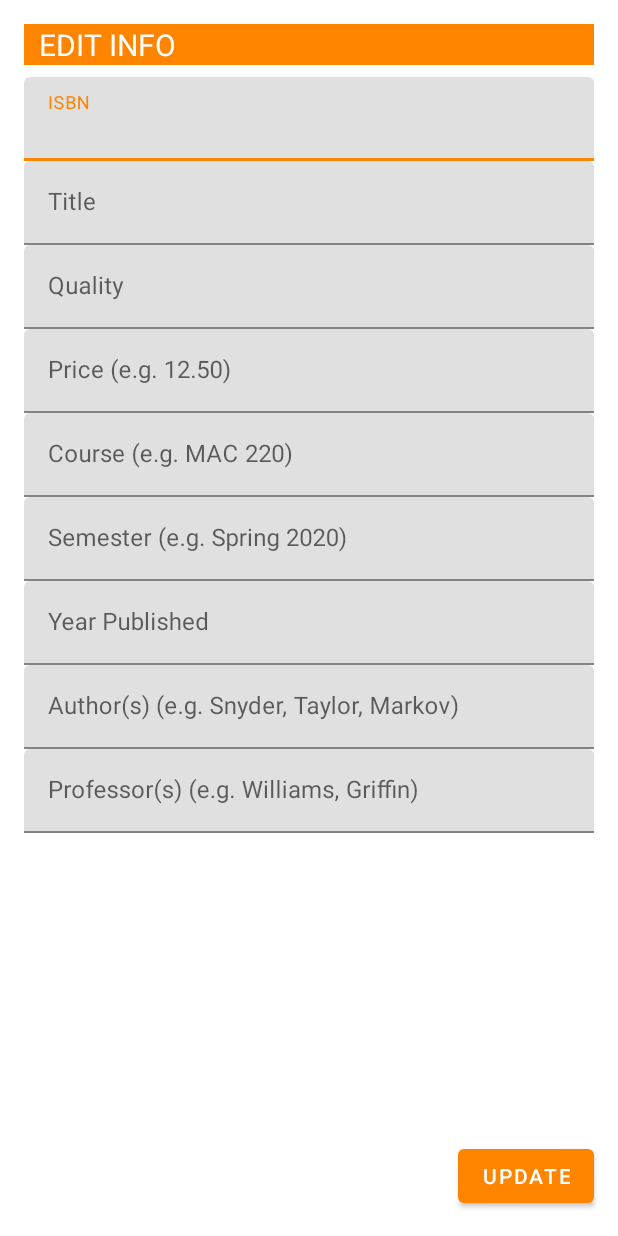
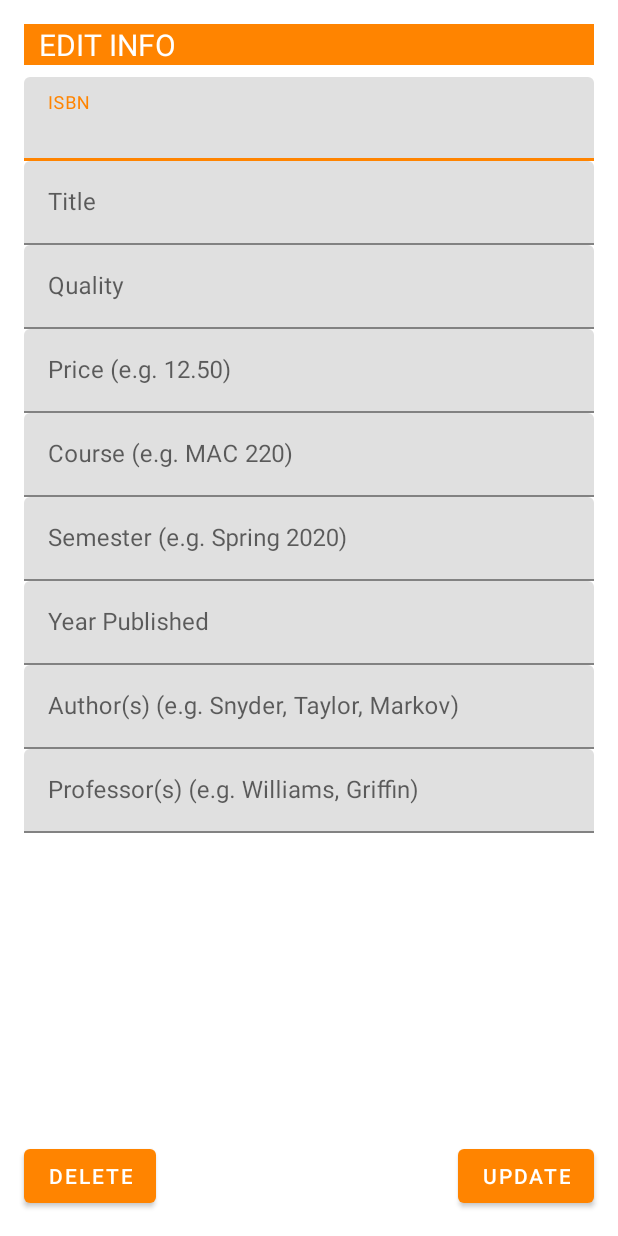
Before and after one commit to annakim2022/Oxy-Book-Exchange, an Android app: the EditActivity screen opened directly, with no data from a screen before it, on a phone screen of 412 x 824 dp. Run offline under Robolectric (Android 15) with nearby library versions, the phone set to English and light mode, and no system bars; our stand-ins replace Volley; libraries missing offline, so code that uses them is left out: com.loopj.android, cz.msebera.android.

Commit message:
delete listing w/ bugs

```diff
--- a/app/src/main/java/com/example/oxybookexchange/EditActivity.java
+++ b/app/src/main/java/com/example/oxybookexchange/EditActivity.java
@@ -34,7 +34,7 @@ import cz.msebera.android.httpclient.Header;
 public class EditActivity extends AppCompatActivity {
     private TextInputEditText input_isbn, input_title, input_quality, input_price, input_course, input_semester, input_professors, input_authors, input_yearPublished;
     private String ISBN, title, authors, yearPublished, quality, price, course, semester, professors;
-    private Button button_update;
+    private Button button_update, button_delete;
 
     @Override
     protected void onCreate(@Nullable Bundle savedInstanceState) {
@@ -129,12 +129,52 @@ public class EditActivity extends AppCompatActivity {
                         }
                     };
                     MyRequestQueue.add(MyStringRequest);
-
                     returnToMenu(email);
                 }
                 else {
                     Toast.makeText(EditActivity.this, "Please fill in all sections.", Toast.LENGTH_LONG).show();
                 }}
+        });
+
+        button_delete = findViewById(R.id.button_delete);
+        button_delete.setOnClickListener(new View.OnClickListener() {
+            @Override
+            public void onClick(View v) {
+
+                    String url = "http://134.69.236.202:3308/deletelisting";
+                    StringRequest MyStringRequest = new StringRequest(Request.Method.POST, url, new Response.Listener<String>() {
+                        @Override
+                        public void onResponse(String response) {
+                            //This code is executed if the server responds, whether or not the response contains data.
+                            //The String 'response' contains the server's response.
+                        }
+                    }, new Response.ErrorListener() { //Create an error listener to handle errors appropriately.
+                        @Override
+                        public void onErrorResponse(VolleyError error) {
+                            //This code is executed if there is an error.
+                        }
+                    }) {
+                        protected Map<String, String> getParams() {
+                            Map<String, String> MyData = new HashMap<String, String>();
+                            MyData.put("listingID", listingID); //Add the data you'd like to send to the server.
+//                            MyData.put("userEmail", email);
+//                            MyData.put("ISBN", ISBN);
+//                            MyData.put("title", title);
+//                            MyData.put("quality", quality);
+//                            MyData.put("price", price);
+//                            MyData.put("course", course);
+//                            MyData.put("semester", semester);
+//                            MyData.put("yearPublished", yearPublished);
+//                            MyData.put("authors", authors);
+//                            MyData.put("professors", professors);
+                            return MyData;
+                        }
+                    };
+                    MyRequestQueue.add(MyStringRequest);
+                    Toast.makeText(EditActivity.this, "Success!", Toast.LENGTH_LONG).show();
+                    returnToMenu(email);
+
+                }
         });
 
     }
--- a/app/src/main/java/com/example/oxybookexchange/InfoActivity.java
+++ b/app/src/main/java/com/example/oxybookexchange/InfoActivity.java
@@ -40,7 +40,6 @@ public class InfoActivity extends AppCompatActivity {
     protected void onCreate(@Nullable Bundle savedInstanceState) {
         super.onCreate(savedInstanceState);
         setContentView(R.layout.activity_info);
-        AsyncHttpClient client = new AsyncHttpClient();
 
         Intent intent = getIntent();
 
--- a/app/src/main/java/com/example/oxybookexchange/ListingsActivity.java
+++ b/app/src/main/java/com/example/oxybookexchange/ListingsActivity.java
@@ -263,7 +263,7 @@ public class ListingsActivity extends AppCompatActivity {
                 }
 
                 // Showing selected spinner item
-                Toast.makeText(parent.getContext(), "Selected: " + item, Toast.LENGTH_LONG).show();
+//                Toast.makeText(parent.getContext(), "Selected: " + item, Toast.LENGTH_LONG).show();
             }
 
             public void onNothingSelected(AdapterView<?> arg0) {
--- a/app/src/main/java/com/example/oxybookexchange/MenuActivity.java
+++ b/app/src/main/java/com/example/oxybookexchange/MenuActivity.java
@@ -179,7 +179,6 @@ public class MenuActivity extends AppCompatActivity {
         authors = new ArrayList<>();
         professors = new ArrayList<>();
 
-
         Log.e("MENU", email);
         String api_url = "http://134.69.236.202:3308/listings/" + email;
 
@@ -217,6 +216,7 @@ public class MenuActivity extends AppCompatActivity {
                             intent.putExtra("yearPublished", yearPublished);
                             intent.putExtra("authors", authors);
                             intent.putExtra("professors", professors);
+                            intent.putExtra("email", email);
                             startActivity(intent);
 
                         } catch (JSONException e) {
--- a/app/src/main/res/layout/activity_edit.xml
+++ b/app/src/main/res/layout/activity_edit.xml
@@ -1,6 +1,7 @@
 <?xml version="1.0" encoding="utf-8"?>
 <androidx.constraintlayout.widget.ConstraintLayout xmlns:android="http://schemas.android.com/apk/res/android"
     xmlns:app="http://schemas.android.com/apk/res-auto"
+    xmlns:tools="http://schemas.android.com/tools"
     android:layout_width="match_parent"
     android:layout_height="match_parent">
 
@@ -23,14 +24,16 @@
         app:layout_constraintTop_toTopOf="parent" />
 
     <ScrollView
+        android:id="@+id/scrollView2"
         android:layout_width="0dp"
         android:layout_height="0dp"
         android:layout_marginBottom="4dp"
         app:layout_constraintBottom_toTopOf="@+id/button_update"
         app:layout_constraintEnd_toEndOf="parent"
-        app:layout_constraintHorizontal_bias="1.0"
+        app:layout_constraintHorizontal_bias="0.0"
         app:layout_constraintStart_toStartOf="parent"
-        app:layout_constraintTop_toBottomOf="@+id/textView_moreInfo">
+        app:layout_constraintTop_toBottomOf="@+id/textView_moreInfo"
+        app:layout_constraintVertical_bias="1.0">
 
         <LinearLayout
             android:layout_width="match_parent"
@@ -160,4 +163,15 @@
         app:layout_constraintBottom_toBottomOf="parent"
         app:layout_constraintEnd_toEndOf="parent" />
 
+    <Button
+        android:id="@+id/button_delete"
+        android:layout_width="wrap_content"
+        android:layout_height="wrap_content"
+        android:layout_marginStart="16dp"
+        android:layout_marginBottom="16dp"
+        android:text="delete"
+        app:layout_constraintBottom_toBottomOf="parent"
+        app:layout_constraintStart_toStartOf="parent" />
+
+
 </androidx.constraintlayout.widget.ConstraintLayout>
```
Also changed, not shown: app/src/main/java/com/example/oxybookexchange/CreateActivity.java (+13 -3 lines), app/src/main/java/com/example/oxybookexchange/MyListingsActivity.java (+7 -5 lines).
